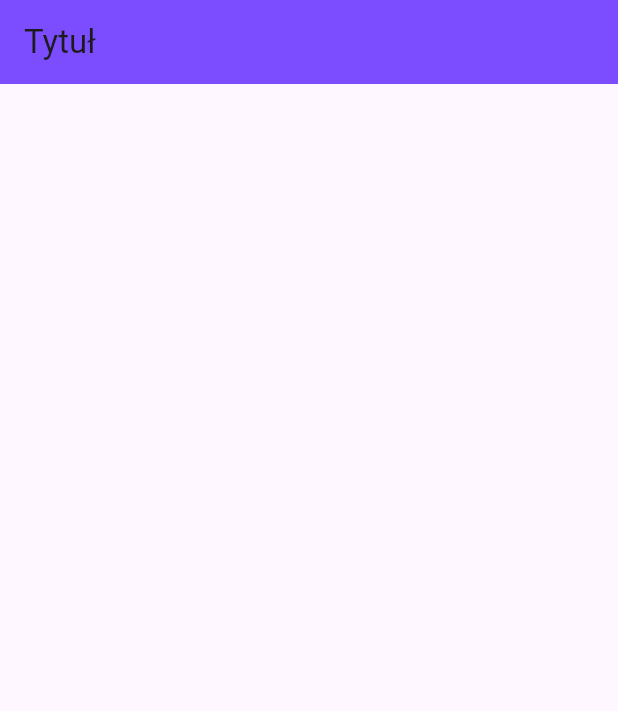
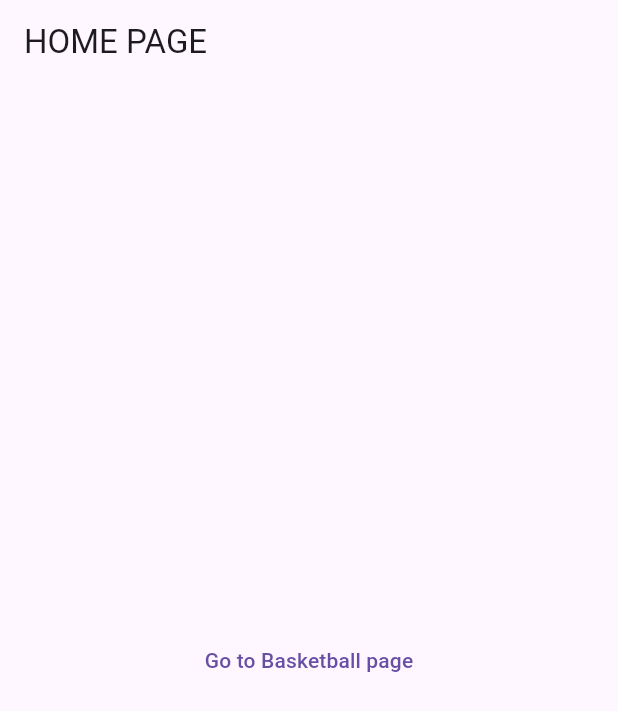
Before and after one commit to MateuszWisniewskii/Score-Counter, a Flutter app: the screen it shows after launch, on a phone screen of 412 x 824 dp. Shown: the top 711 px of the screen. Run offline on Flutter 3.47's test engine with Material 3 defaults, Android fonts, the phone set to English and light mode, and no system bars.

Commit message:
Proste HomePage oraz BasketBallPage ale bez czasu

```diff
--- /dev/null
+++ b/lib/AppRoutes.dart
@@ -0,0 +1,8 @@
+import 'package:flutter/material.dart';
+import 'HomePage.dart';
+import 'BasketBallPage.dart';
+
+Map<String,WidgetBuilder> appRoutes = {
+  '/': (BuildContext constext) => HomePage(),
+  '/basketball': (BuildContext context) => BasketBallPage()
+};
--- /dev/null
+++ b/lib/HomePage.dart
@@ -0,0 +1,17 @@
+import 'package:flutter/material.dart';
+
+class HomePage extends StatelessWidget{
+  @override
+  Widget build(BuildContext context) {
+    return Scaffold(
+      appBar: AppBar(
+        title: Text("HOME PAGE"),
+      ),
+      body: Center(
+        child: TextButton(
+          onPressed: () => Navigator.pushNamed(context, '/basketball'),
+           child: Text("Go to Basketball page")),
+      ),
+    );
+  }
+}
--- a/lib/main.dart
+++ b/lib/main.dart
@@ -1,4 +1,5 @@
 import 'package:flutter/material.dart';
+import 'package:score_counter/AppRoutes.dart';
 
 void main() {
   runApp(MainApp());
@@ -8,12 +9,8 @@ class MainApp extends StatelessWidget {
   @override
   Widget build(BuildContext context) {
     return MaterialApp(
-      home: Scaffold(
-        appBar: AppBar(
-          title: const Text('Tytuł'),
-          backgroundColor: Colors.deepPurpleAccent,
-        ),
-      )
+      title: "Score Counter",
+      routes: appRoutes,
     );
   }
 }
```
Also changed, not shown: lib/BasketBallPage.dart (added, +138 -0 lines).
